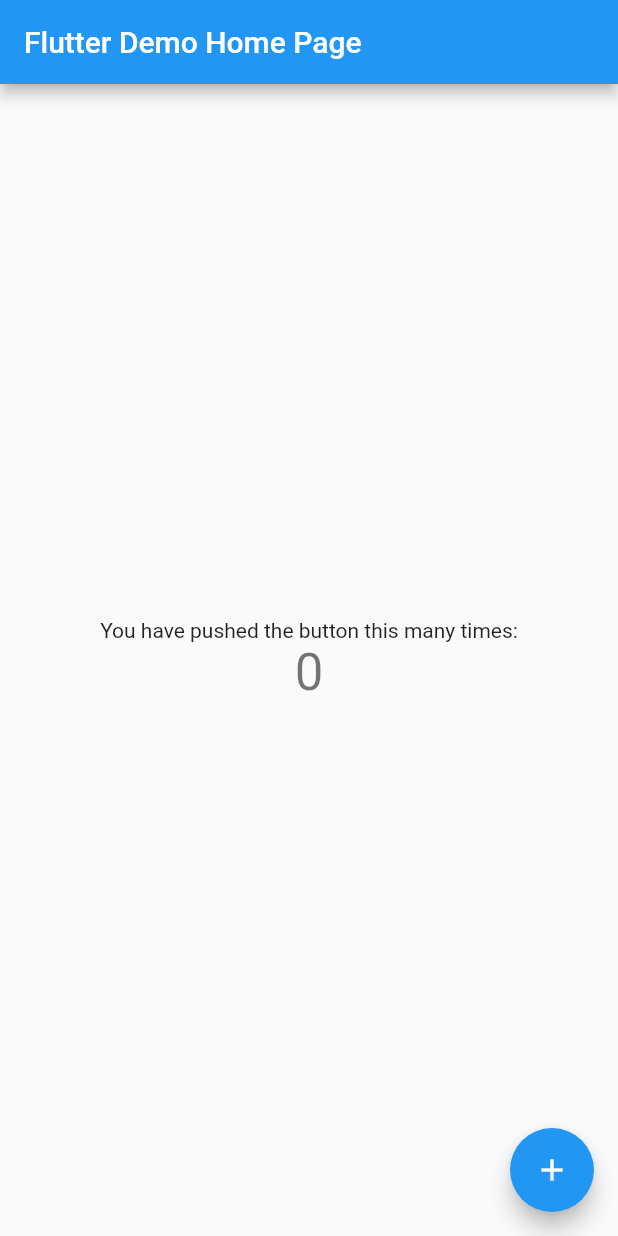
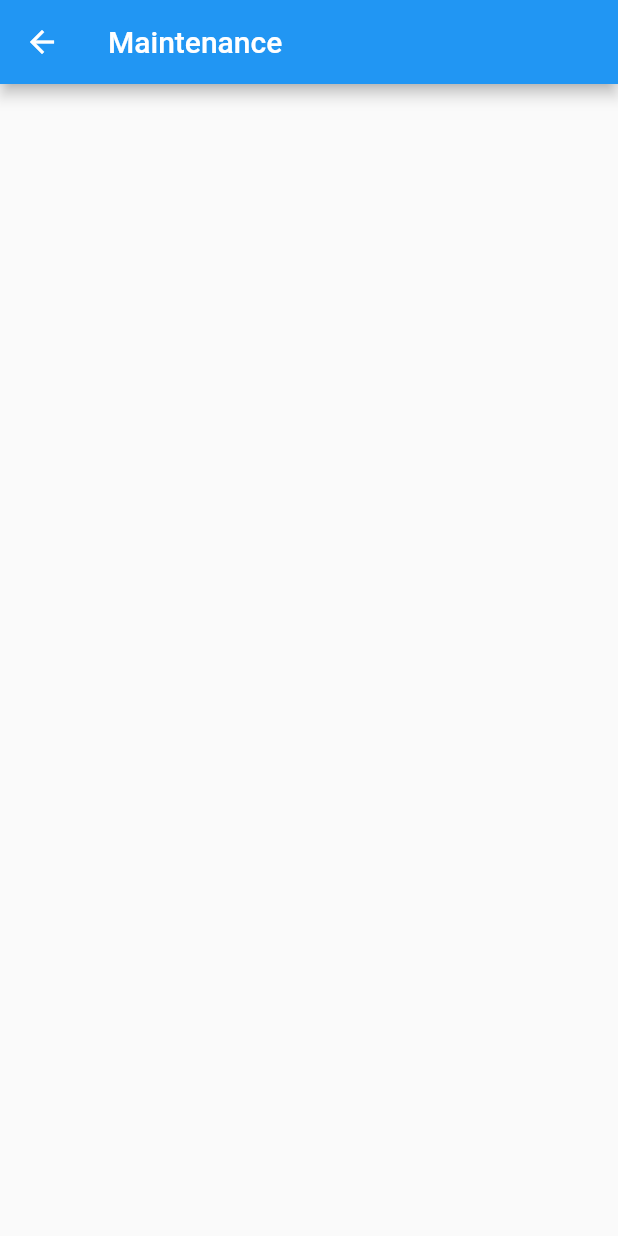
Before and after one commit to Sahajpal/Maintenance_app, a Flutter app: the screen it shows after launch, on a phone screen of 412 x 824 dp. Run offline on Flutter 3.47's test engine with Material 2 defaults, Android fonts, the phone set to English and light mode, and no system bars; our stand-ins replace flutter_spinkit.

```diff
--- a/lib/main.dart
+++ b/lib/main.dart
@@ -1,113 +1,19 @@
 import 'package:flutter/material.dart';
+import 'package:maintenance_app/screens/splash_screen.dart';
 
 void main() {
   runApp(MyApp());
 }
 
 class MyApp extends StatelessWidget {
-  // This widget is the root of your application.
   @override
   Widget build(BuildContext context) {
     return MaterialApp(
-      title: 'Flutter Demo',
+      title: 'Maintenance App',
       theme: ThemeData(
-        // This is the theme of your application.
-        //
-        // Try running your application with "flutter run". You'll see the
-        // application has a blue toolbar. Then, without quitting the app, try
-        // changing the primarySwatch below to Colors.green and then invoke
-        // "hot reload" (press "r" in the console where you ran "flutter run",
-        // or simply save your changes to "hot reload" in a Flutter IDE).
-        // Notice that the counter didn't reset back to zero; the application
-        // is not restarted.
         primarySwatch: Colors.blue,
       ),
-      home: MyHomePage(title: 'Flutter Demo Home Page'),
+      home: Splash(),
     );
   }
 }
-
-class MyHomePage extends StatefulWidget {
-  MyHomePage({Key key, this.title}) : super(key: key);
-
-  // This widget is the home page of your application. It is stateful, meaning
-  // that it has a State object (defined below) that contains fields that affect
-  // how it looks.
-
-  // This class is the configuration for the state. It holds the values (in this
-  // case the title) provided by the parent (in this case the App widget) and
-  // used by the build method of the State. Fields in a Widget subclass are
-  // always marked "final".
-
-  final String title;
-
-  @override
-  _MyHomePageState createState() => _MyHomePageState();
-}
-
-class _MyHomePageState extends State<MyHomePage> {
-  int _counter = 0;
-
-  void _incrementCounter() {
-    setState(() {
-      // This call to setState tells the Flutter framework that something has
-      // changed in this State, which causes it to rerun the build method below
-      // so that the display can reflect the updated values. If we changed
-      // _counter without calling setState(), then the build method would not be
-      // called again, and so nothing would appear to happen.
-      _counter++;
-    });
-  }
-
-  @override
-  Widget build(BuildContext context) {
-    // This method is rerun every time setState is called, for instance as done
-    // by the _incrementCounter method above.
-    //
-    // The Flutter framework has been optimized to make rerunning build methods
-    // fast, so that you can just rebuild anything that needs updating rather
-    // than having to individually change instances of widgets.
-    return Scaffold(
-      appBar: AppBar(
-        // Here we take the value from the MyHomePage object that was created by
-        // the App.build method, and use it to set our appbar title.
-        title: Text(widget.title),
-      ),
-      body: Center(
-        // Center is a layout widget. It takes a single child and positions it
-        // in the middle of the parent.
-        child: Column(
-          // Column is also a layout widget. It takes a list of children and
-          // arranges them vertically. By default, it sizes itself to fit its
-          // children horizontally, and tries to be as tall as its parent.
-          //
-          // Invoke "debug painting" (press "p" in the console, choose the
-          // "Toggle Debug Paint" action from the Flutter Inspector in Android
-          // Studio, or the "Toggle Debug Paint" command in Visual Studio Code)
-          // to see the wireframe for each widget.
-          //
-          // Column has various properties to control how it sizes itself and
-          // how it positions its children. Here we use mainAxisAlignment to
-          // center the children vertically; the main axis here is the vertical
-          // axis because Columns are vertical (the cross axis would be
-          // horizontal).
-          mainAxisAlignment: MainAxisAlignment.center,
-          children: <Widget>[
-            Text(
-              'You have pushed the button this many times:',
-            ),
-            Text(
-              '$_counter',
-              style: Theme.of(context).textTheme.headline4,
-            ),
-          ],
-        ),
-      ),
-      floatingActionButton: FloatingActionButton(
-        onPressed: _incrementCounter,
-        tooltip: 'Increment',
-        child: Icon(Icons.add),
-      ), // This trailing comma makes auto-formatting nicer for build methods.
-    );
-  }
-}
--- /dev/null
+++ b/lib/screens/home_page.dart
@@ -0,0 +1,19 @@
+import 'package:flutter/material.dart';
+
+class Home extends StatefulWidget {
+  const Home({Key key}) : super(key: key);
+
+  @override
+  _HomeState createState() => _HomeState();
+}
+
+class _HomeState extends State<Home> {
+  @override
+  Widget build(BuildContext context) {
+    return Scaffold(
+      appBar: AppBar(
+        title: Text('Maintenance'),
+      ),
+    );
+  }
+}
```
Also changed, not shown: lib/screens/splash_screen.dart (added, +42 -0 lines), pubspec.yaml (+5 -2 lines), assets/jrew_logo.png (added).
